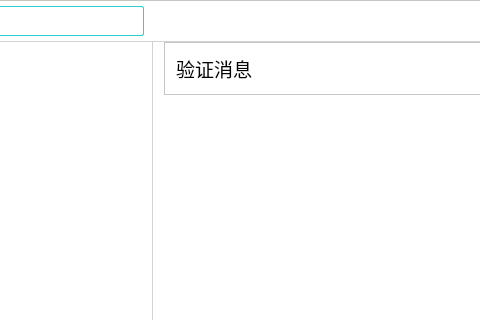
jpush/jchat-windows, file JChat/MainWidget.ui: the form before one commit; both pictures show x 113 to 593 and y 0 to 320 of the 926 by 699 pixel window.
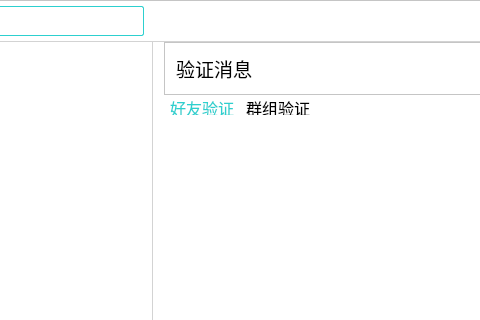
The form after the commit. The open tabs and pages were chosen to show the change. Icons and pictures are not drawn. Custom widgets are drawn as their Qt base class.

Patch:
```diff
--- a/JChat/MainWidget.ui
+++ b/JChat/MainWidget.ui
@@ -920,6 +920,43 @@
                   </widget>
                  </item>
                  <item>
+                  <widget class="QTabWidget" name="tabWidget">
+                   <property name="styleSheet">
+                    <string notr="true">QTabWidget
+{
+	border:none;
+
+}
+
+QTabBar::tab {
+  	font-size:12pt;
+  	border: none;
+	padding:0px 5px;
+	min-width: 66px;
+}
+
+ QTabBar::tab:selected, QTabBar::tab:hover {
+   
+ }
+
+QTabBar::tab:selected {
+    
+	color: rgb(45, 208, 207);
+}
+
+QTabBar::tab:!selected {
+     
+ }</string>
+                   </property>
+                   <property name="currentIndex">
+                    <number>0</number>
+                   </property>
+                   <widget class="QWidget" name="tabFriendEvent">
+                    <attribute name="title">
+                     <string>好友验证</string>
+                    </attribute>
+                    <layout class="QVBoxLayout" name="verticalLayout_10">
+                     <item>
                   <widget class="JChat::FriendEventListWidget" name="listWidgetFriendEvent">
                    <property name="sizePolicy">
                     <sizepolicy hsizetype="Preferred" vsizetype="Expanding">
@@ -930,6 +967,15 @@
                    <property name="editTriggers">
                     <set>QAbstractItemView::NoEditTriggers</set>
                    </property>
+                      </widget>
+                     </item>
+                    </layout>
+                   </widget>
+                   <widget class="QWidget" name="tabGroupEvent">
+                    <attribute name="title">
+                     <string>群组验证</string>
+                    </attribute>
+                   </widget>
                   </widget>
                  </item>
                 </layout>
```
Left out of the diff: 2 changed lines with no effect on the pictures. Lines whose indentation alone changed are shown as unchanged.
